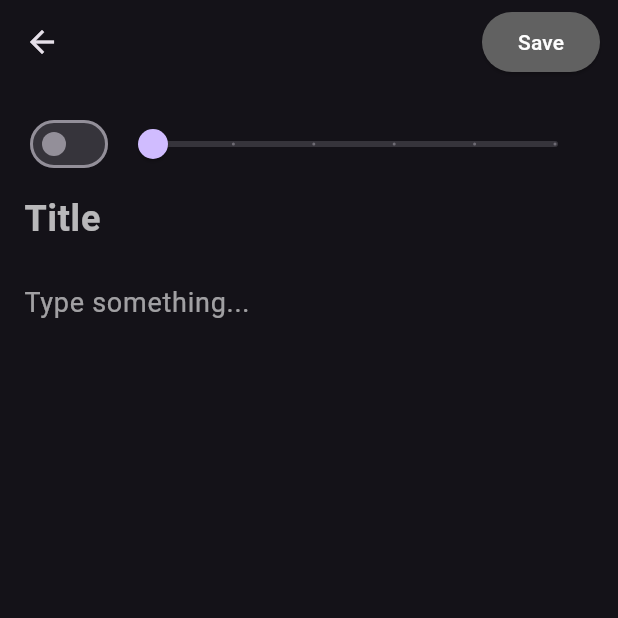
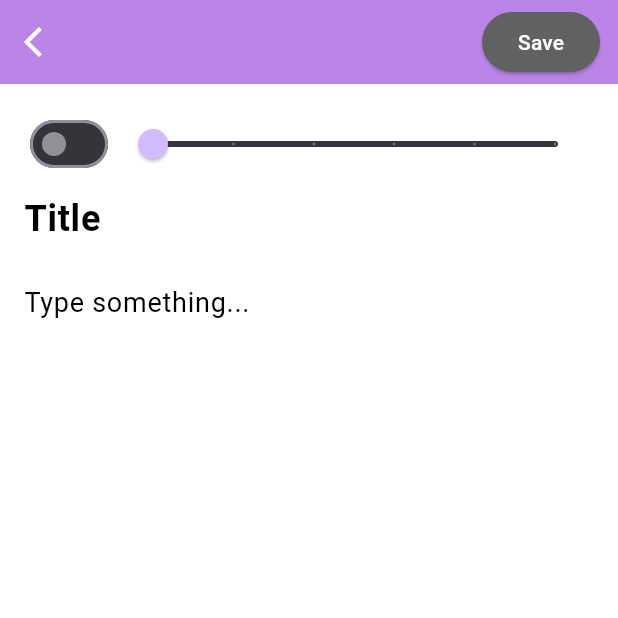
Before and after one commit to anhelinakruk/Simple-Mobile-App, a Flutter app: the AddEditNotePage screen opened directly, on a phone screen of 412 x 824 dp, the top half of it. Run offline on Flutter 3.47's test engine with Material 3 defaults, Android fonts, the phone set to English and light mode, and no system bars; our stand-ins replace shared_preferences, sqflite; accounts and stored records are empty.

Commit message:
hot fixes

```diff
--- a/lib/db/notes_database.dart
+++ b/lib/db/notes_database.dart
@@ -37,7 +37,6 @@ CREATE TABLE $tableNotes (
   ${NoteFields.description} $textType,
   ${NoteFields.time} $textType
   )
-)
 ''');
   }
 
--- a/lib/main.dart
+++ b/lib/main.dart
@@ -22,7 +22,7 @@ class MyApp extends StatelessWidget {
   @override
   Widget build(BuildContext context) {
     return MaterialApp(
-      title: 'Notes App',
+      title: 'Notes Ap',
       theme: ThemeData.dark(),
       debugShowCheckedModeBanner: false,
       home: isLoggedIn ? const HomeView() : const LoginView(),
--- a/lib/notes_pages/edit_note.dart
+++ b/lib/notes_pages/edit_note.dart
@@ -1,5 +1,6 @@
 import 'package:dsw53518/db/notes_database.dart';
 import 'package:dsw53518/model/note.dart';
+import 'package:dsw53518/utils/my_colors.dart';
 import 'package:dsw53518/widgets/note_form.dart';
 import 'package:flutter/material.dart';
 
@@ -34,8 +35,14 @@ class _AddEditNotePageState extends State<AddEditNotePage> {
 
   @override
   Widget build(BuildContext context) => Scaffold(
+        backgroundColor: Colors.white,
         appBar: AppBar(
+          backgroundColor: MyColors.lightPurpleColor,
           actions: [buildButton()],
+          leading: IconButton(
+            icon: Icon(Icons.arrow_back_ios, color: MyColors.whiteColor),
+            onPressed: () => Navigator.of(context).pop(),
+          ),
         ),
         body: Form(
           key: _formKey,
@@ -62,10 +69,11 @@ class _AddEditNotePageState extends State<AddEditNotePage> {
       child: ElevatedButton(
         style: ElevatedButton.styleFrom(
           foregroundColor: Colors.white,
-          backgroundColor: isFormValid ? null : Colors.grey.shade700,
+          backgroundColor:
+              isFormValid ? MyColors.darkPurpleColor : Colors.grey.shade700,
         ),
         onPressed: addOrUpdateNote,
-        child: const Text('Save'),
+        child: const Text('Save', style: TextStyle(color: Colors.white)),
       ),
     );
   }
--- a/lib/widgets/basic_form_field.dart
+++ b/lib/widgets/basic_form_field.dart
@@ -30,6 +30,7 @@ class BasicFormField extends StatelessWidget {
       obscureText: obscureText,
       validator: validator,
       controller: controller,
+      style: TextStyle(color: MyColors.darkPurpleColor),
       decoration: InputDecoration(
         border: OutlineInputBorder(
           borderRadius: BorderRadius.circular(_inputBorderRadius),
@@ -53,7 +54,7 @@ class BasicFormField extends StatelessWidget {
           ),
         ),
         labelText: labelText,
-        labelStyle: const TextStyle(color: MyColors.transparentBlack),
+        labelStyle: TextStyle(color: MyColors.darkPurpleColor),
         prefixIcon: Padding(
           padding: _iconPadding,
           child: Image.asset(iconPath),
--- a/lib/widgets/note_form.dart
+++ b/lib/widgets/note_form.dart
@@ -57,14 +57,14 @@ class NoteFormWidget extends StatelessWidget {
   Widget buildTitle() => TextFormField(
         initialValue: title,
         style: const TextStyle(
-          color: Colors.white70,
+          color: Colors.black,
           fontWeight: FontWeight.bold,
           fontSize: 24,
         ),
         decoration: const InputDecoration(
           border: InputBorder.none,
           hintText: 'Title',
-          hintStyle: TextStyle(color: Colors.white70),
+          hintStyle: TextStyle(color: Colors.black),
         ),
         validator: (title) =>
             title != null && title.isEmpty ? 'The title cannot be empty' : null,
@@ -74,11 +74,11 @@ class NoteFormWidget extends StatelessWidget {
   Widget buildDescription() => TextFormField(
         maxLines: 5,
         initialValue: description,
-        style: const TextStyle(color: Colors.white60, fontSize: 18),
+        style: const TextStyle(color: Colors.black, fontSize: 18),
         decoration: const InputDecoration(
           border: InputBorder.none,
           hintText: 'Type something...',
-          hintStyle: TextStyle(color: Colors.white60),
+          hintStyle: TextStyle(color: Colors.black),
         ),
         validator: (title) => title != null && title.isEmpty
             ? 'The description cannot be empty'
```
Also changed, not shown: lib/notes_pages/note_detail.dart (+24 -5 lines), lib/notes_pages/notes_page.dart (+8 -9 lines), lib/views/login/login_view.dart (+9 -0 lines), lib/views/register/register_view.dart (+9 -0 lines).
